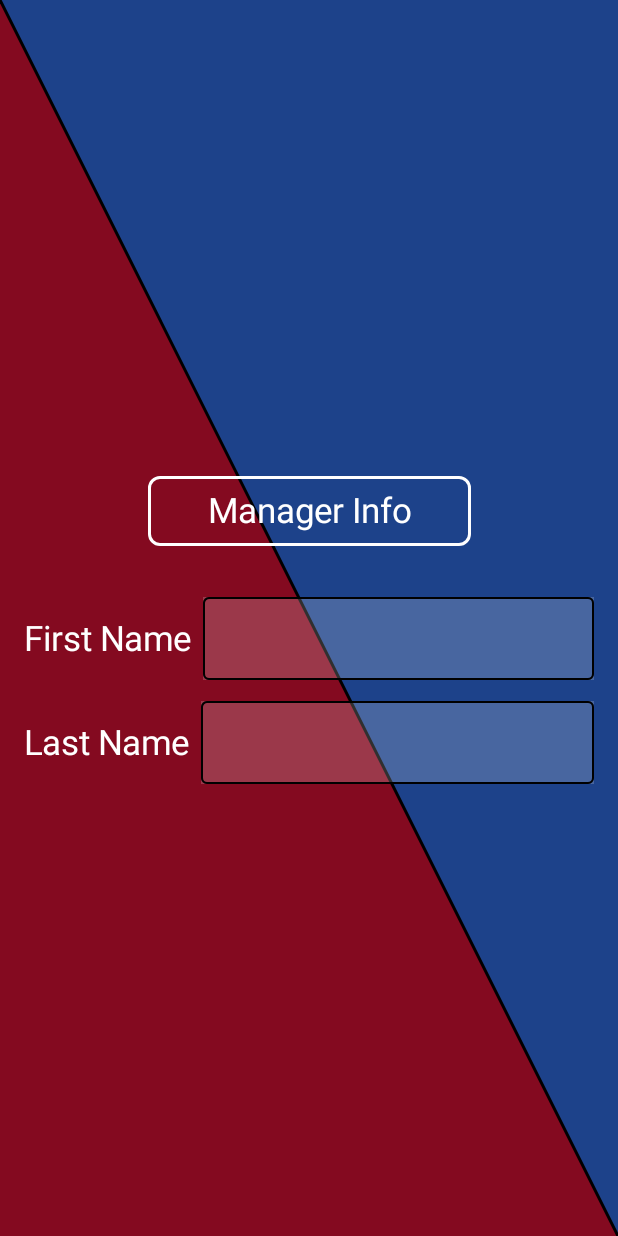
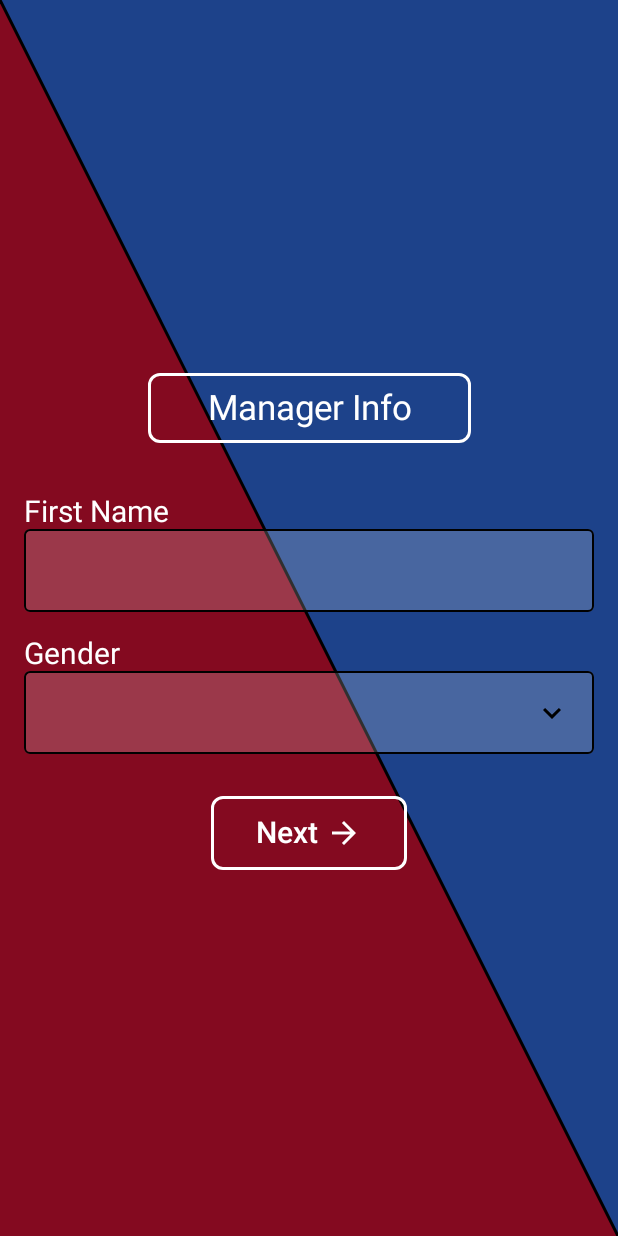
Before and after one commit to PedroAzevedo47094/hoops-dynasty, an Android app built with Jetpack Compose: the @Preview function PreviewMyApp, on a phone screen of 412 x 824 dp. Run offline under Robolectric (Android 15) with nearby library versions, the phone set to English and light mode, and no system bars.

Commit message:
Update LoginView.kt

```diff
--- a/HoopsDynasty/app/src/main/java/com/dam/hoopsdynasty/ui/view/LoginView.kt
+++ b/HoopsDynasty/app/src/main/java/com/dam/hoopsdynasty/ui/view/LoginView.kt
@@ -6,21 +6,35 @@
 import androidx.compose.foundation.BorderStroke
 import androidx.compose.foundation.background
 import androidx.compose.foundation.border
+import androidx.compose.foundation.clickable
 import androidx.compose.foundation.layout.Arrangement
 import androidx.compose.foundation.layout.Box
 import androidx.compose.foundation.layout.Column
+import androidx.compose.foundation.layout.PaddingValues
 import androidx.compose.foundation.layout.Row
 import androidx.compose.foundation.layout.Spacer
-import androidx.compose.foundation.layout.fillMaxHeight
 import androidx.compose.foundation.layout.fillMaxSize
 import androidx.compose.foundation.layout.fillMaxWidth
 import androidx.compose.foundation.layout.height
 import androidx.compose.foundation.layout.offset
 import androidx.compose.foundation.layout.padding
+import androidx.compose.foundation.layout.width
 import androidx.compose.foundation.shape.RoundedCornerShape
-import androidx.compose.material.OutlinedTextField
+import androidx.compose.material.DropdownMenuItem
+import androidx.compose.material.TextField
+import androidx.compose.material.TextFieldDefaults
+import androidx.compose.material.icons.Icons
+import androidx.compose.material.icons.filled.ArrowForward
+import androidx.compose.material.icons.filled.KeyboardArrowDown
+import androidx.compose.material.icons.filled.KeyboardArrowUp
+import androidx.compose.material3.Button
+import androidx.compose.material3.ButtonDefaults
+import androidx.compose.material3.DropdownMenu
+
+import androidx.compose.material3.Icon
 import androidx.compose.material3.MaterialTheme
 import androidx.compose.material3.Text
+import androidx.compose.material3.TextButton
 import androidx.compose.runtime.Composable
 import androidx.compose.runtime.LaunchedEffect
 import androidx.compose.runtime.getValue
@@ -30,12 +44,16 @@
 import androidx.compose.ui.Alignment
 import androidx.compose.ui.Modifier
 import androidx.compose.ui.geometry.Offset
+import androidx.compose.ui.geometry.Size
 import androidx.compose.ui.graphics.Color
 import androidx.compose.ui.graphics.Shadow
+import androidx.compose.ui.layout.onGloballyPositioned
+import androidx.compose.ui.platform.LocalDensity
 import androidx.compose.ui.text.TextStyle
 import androidx.compose.ui.tooling.preview.Preview
 import androidx.compose.ui.unit.dp
 import androidx.compose.ui.unit.sp
+import androidx.compose.ui.unit.toSize
 import com.dam.hoopsdynasty.ui.theme.HoopsDynastyTheme
 import kotlinx.coroutines.delay
 
@@ -124,7 +142,8 @@
 @Composable
 fun LoginForm() {
     var firstName by remember { mutableStateOf("") }
-    var lastName by remember { mutableStateOf("") }
+
+
 
 
     Column() {
@@ -150,70 +169,167 @@
             }
         }
         Spacer(modifier = Modifier.height(18.dp))
-        Row(
-            verticalAlignment = Alignment.CenterVertically,
-            modifier = Modifier
-                .height(55.dp),
-        ) {
+        Column() {
             Text(
                 text = "First Name",
                 color = Color.White,
-                fontSize = 23.sp,
-                modifier = Modifier.padding(end = 8.dp)
+                fontSize = 20.sp,
             )
             Box(
                 modifier = Modifier
-                    .weight(1f)
-                    .fillMaxHeight()
+                    .fillMaxWidth()
+                    .background(Color.White.copy(alpha = 0.19f), shape = RoundedCornerShape(4.dp))
+                    .border(BorderStroke(1.dp, Color.Black), shape = RoundedCornerShape(4.dp))
+                    .padding(horizontal = 4.dp)
+                    .height(55.dp) // Adjust the height as needed
             ) {
-                OutlinedTextField(
+                TextField(
                     value = firstName,
                     onValueChange = { firstName = it },
                     modifier = Modifier
-                        .fillMaxHeight()
-                        .background(Color.White.copy(alpha = 0.19f))
-                        .border(
-                            BorderStroke(1.dp, Color.Black),
-                            shape = RoundedCornerShape(4.dp)
-                        ),
-                    textStyle = TextStyle(color = Color.White, fontSize = 16.sp),
-                    singleLine = true
+                        .fillMaxSize()
+                        .padding(start = 4.dp),
+                    textStyle = TextStyle(color = Color.White, fontSize = 20.sp),
+                    singleLine = true,
+                    colors = TextFieldDefaults.textFieldColors(
+                        backgroundColor = Color.Transparent, // Change the background color here
+                        focusedIndicatorColor = Color.Transparent, // Remove the focused underline
+                        unfocusedIndicatorColor = Color.Transparent // Remove the unfocused underline
+                    )
                 )
             }
         }
 
-        Spacer(modifier = Modifier.height(14.dp))
+        Spacer(modifier = Modifier.height(16.dp))
+        var mExpanded by remember { mutableStateOf(false) }
+
+        // Create a list of cities
+        val mGenders = listOf("Male", "Female")
+
+        // Create a string value to store the selected city
+        var mSelectedText by remember { mutableStateOf("") }
+
+        var mTextFieldSize by remember { mutableStateOf(Size.Zero) }
+
+        val icon = if (mExpanded)
+            Icons.Filled.KeyboardArrowUp
+        else
+            Icons.Filled.KeyboardArrowDown
+
+        Text(
+            text = "Gender",
+            color = Color.White,
+            fontSize = 20.sp,
+        )
+        Box(
+            modifier = Modifier
+                .fillMaxWidth()
+                .background(Color.White.copy(alpha = 0.19f), shape = RoundedCornerShape(4.dp))
+                .border(BorderStroke(1.dp, Color.Black), shape = RoundedCornerShape(4.dp))
+                .padding(horizontal = 4.dp)
+                .height(55.dp) // Adjust the height as needed
+        ) {
+            TextField(
+                value = mSelectedText,
+                onValueChange = { mSelectedText = it },
+                modifier = Modifier
+                    .fillMaxSize()
+                    .onGloballyPositioned { coordinates ->
+                        // This value is used to assign to
+                        // the DropDown the same width
+                        mTextFieldSize = coordinates.size.toSize()
+                    }
+                    .padding(start = 4.dp),
+                textStyle = TextStyle(color = Color.White, fontSize = 20.sp),
+                singleLine = true,
+                colors = TextFieldDefaults.textFieldColors(
+                    backgroundColor = Color.Transparent, // Change the background color here
+                    focusedIndicatorColor = Color.Transparent, // Remove the focused underline
+                    unfocusedIndicatorColor = Color.Transparent // Remove the unfocused underline
+                ),
+                trailingIcon = {
+                    Icon(icon, "contentDescription",
+                        Modifier.clickable { mExpanded = !mExpanded })
+                }
+            )
+
+            DropdownMenu(
+                expanded = mExpanded,
+                onDismissRequest = { mExpanded = false },
+                modifier = Modifier
+                    .width(with(LocalDensity.current) { mTextFieldSize.width.toDp() })
+                    .background(Color.White.copy(alpha = 0.19f), shape = RoundedCornerShape(4.dp))
+                    .padding(horizontal = 4.dp)
+            ) {
+                mGenders.forEach { label ->
+                    DropdownMenuItem(
+                        onClick = {
+                            mSelectedText = label
+                            mExpanded = false
+                        },
+                        modifier = Modifier
+                            .fillMaxWidth()
+                            .padding(vertical = 8.dp, horizontal = 16.dp)
+                            .background(Color.Transparent)
+                            .clickable { mSelectedText = label; mExpanded = false }
+                    ) {
+                        Text(
+                            text = label,
+                            color = Color.White,
+                            fontSize = 20.sp,
+                            modifier = Modifier.padding(vertical = 8.dp)
+                        )
+                    }
+                }
+            }
+
+        }
+
+            Spacer(modifier = Modifier.height(16.dp))
+
         Row(
-            verticalAlignment = Alignment.CenterVertically,
             modifier = Modifier
-                .height(55.dp),
+                .fillMaxWidth()
+                .padding(8.dp),
+            horizontalArrangement = Arrangement.Center,
+            verticalAlignment = Alignment.Bottom
         ) {
-            Text(
-                text = "Last Name",
-                color = Color.White,
-                fontSize = 23.sp,
-                modifier = Modifier.padding(end = 8.dp)
-            )
             Box(
                 modifier = Modifier
-                    .weight(1f)
-                    .fillMaxHeight()
+                    .padding(4.dp) // Adjust the padding values for the Box
+                    .border(2.dp, Color.White, shape = RoundedCornerShape(8.dp))
+
             ) {
-                OutlinedTextField(
-                    value = lastName,
-                    onValueChange = { lastName = it },
-                    modifier = Modifier
-                        .fillMaxHeight()
-                        .background(Color.White.copy(alpha = 0.19f))
-                        .border(
-                            BorderStroke(1.dp, Color.Black),
-                            shape = RoundedCornerShape(4.dp)
-                        ),
-                    textStyle = TextStyle(color = Color.White, fontSize = 16.sp),
-                    singleLine = true
-                )
+                TextButton(
+                    onClick = { /* Handle button click here */ },
+                    modifier = Modifier.padding(horizontal = 30.dp, vertical = 0.5.dp), // Adjust the padding values for the TextButton
+                    colors = ButtonDefaults.textButtonColors(
+                        //backgroundColor = Color.Transparent, // Set the background color to transparent
+                        contentColor = Color.White, // Set the text color
+                    ),
+                    shape = RoundedCornerShape(8.dp), // Apply rounded corner shape
+                    contentPadding = PaddingValues(0.dp) // Remove padding from the button
+                ) {
+                    Row(verticalAlignment = Alignment.CenterVertically) {
+                        Text(
+                            text = "Next",
+                            fontSize = 20.sp
+                        )
+                        Icon(
+                            imageVector = Icons.Filled.ArrowForward,
+                            contentDescription = "Arrow Forward",
+                            modifier = Modifier.padding(start = 4.dp)
+                        )
+                    }
+                }
             }
         }
+
+
+
+
+
     }
 }
+
 //TODO: Add a button to submit the form and navigate to the next screen and store the data
```
